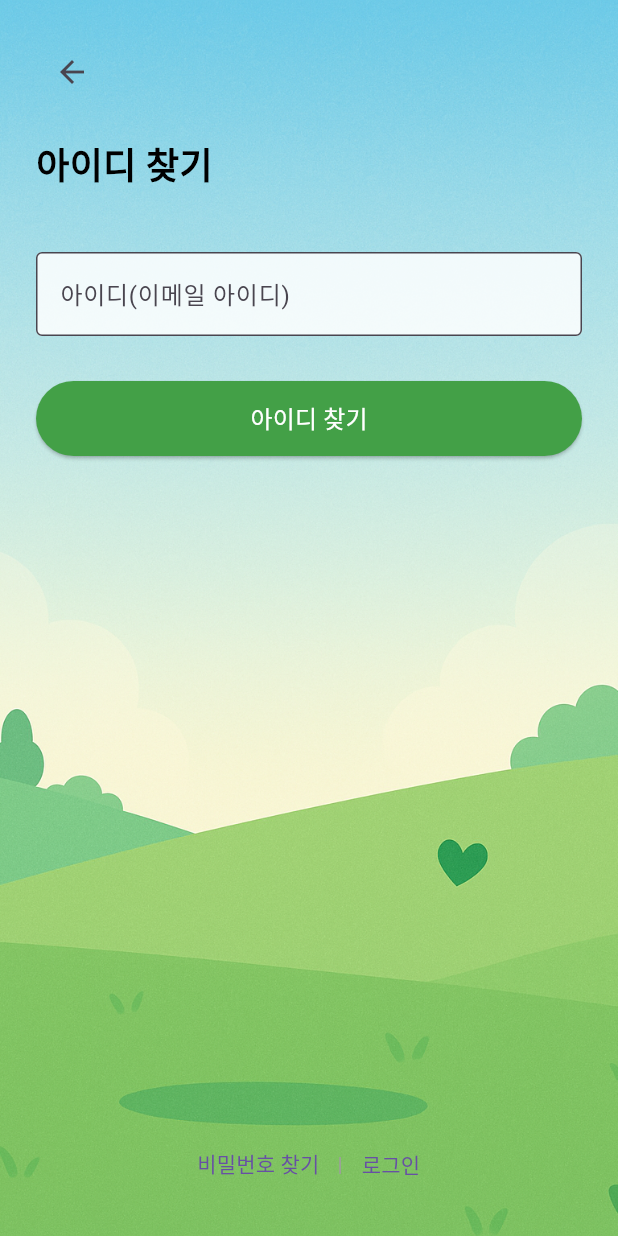
After one commit to MuHaRVEY/CBNU_Capstone_Design_2025_ReBoot, a Flutter app: the FindIdPage screen opened directly, on a phone screen of 412 x 824 dp. The commit adds this screen. Run offline on Flutter 3.47's test engine with Material 3 defaults, Android fonts, the light colour scheme and no system bars.

Commit message:
feat : 아이디 찾기 기능 구현

```diff
--- /dev/null
+++ b/capstonedesign/lib/find_Id.dart
@@ -0,0 +1,93 @@
+import 'package:flutter/material.dart';
+
+class FindIdPage extends StatelessWidget {
+  const FindIdPage({Key? key}) : super(key: key);
+
+  @override
+  Widget build(BuildContext context) {
+    final TextEditingController emailController = TextEditingController();
+
+    return Scaffold(
+      body: Stack(
+        children: [
+          // 배경 이미지
+          Positioned.fill(
+            child: Image.asset(
+              'assets/images/image_firstpage_login.png',
+              fit: BoxFit.cover,
+            ),
+          ),
+          // 콘텐츠
+          SafeArea(
+            child: Padding(
+              padding: const EdgeInsets.all(24.0),
+              child: Column(
+                crossAxisAlignment: CrossAxisAlignment.start,
+                children: [
+                  // 상단 뒤로가기
+                  IconButton(
+                    icon: const Icon(Icons.arrow_back),
+                    onPressed: () => Navigator.pop(context),
+                  ),
+                  const SizedBox(height: 20),
+                  const Text(
+                    '아이디 찾기',
+                    style: TextStyle(
+                      fontSize: 24,
+                      fontWeight: FontWeight.bold,
+                      color: Colors.black,
+                    ),
+                  ),
+                  const SizedBox(height: 40),
+                  TextField(
+                    controller: emailController,
+                    decoration: InputDecoration(
+                      labelText: '아이디(이메일 아이디)',
+                      border: const OutlineInputBorder(),
+                      filled: true,
+                      fillColor: Colors.white.withOpacity(0.85),
+                    ),
+                  ),
+                  const SizedBox(height: 30),
+                  SizedBox(
+                    width: double.infinity,
+                    height: 50,
+                    child: ElevatedButton(
+                      onPressed: () {
+                        // 아이디 찾기 로직
+                      },
+                      style: ElevatedButton.styleFrom(
+                        backgroundColor: Colors.green.shade600,
+                        foregroundColor: Colors.white,
+                      ),
+                      child: const Text('아이디 찾기', style: TextStyle(fontSize: 16)),
+                    ),
+                  ),
+                  const Spacer(),
+                  Row(
+                    mainAxisAlignment: MainAxisAlignment.center,
+                    children: [
+                      TextButton(
+                        onPressed: () {
+                          Navigator.pop(context); // 로그인으로
+                        },
+                        child: const Text('비밀번호 찾기'),
+                      ),
+                      const Text('|', style: TextStyle(color: Colors.grey)),
+                      TextButton(
+                        onPressed: () {
+                          Navigator.pop(context); // 로그인으로
+                        },
+                        child: const Text('로그인'),
+                      ),
+                    ],
+                  ),
+                ],
+              ),
+            ),
+          ),
+        ],
+      ),
+    );
+  }
+}
--- a/capstonedesign/lib/login_page.dart
+++ b/capstonedesign/lib/login_page.dart
@@ -1,4 +1,7 @@
 import 'package:flutter/material.dart';
+import 'find_password.dart';
+import 'find_id.dart';
+import 'homepage.dart'; // ✅ 추가
 
 class LoginPage extends StatefulWidget {
   @override
@@ -97,7 +100,12 @@ class _LoginPageState extends State<LoginPage> {
                     height: 50,
                     child: ElevatedButton(
                       onPressed: () {
-                        // 로그인 처리
+                        Navigator.pushReplacement(
+                          context,
+                          MaterialPageRoute(
+                            builder: (context) => const HomePage(),
+                          ),
+                        );
                       },
                       style: ElevatedButton.styleFrom(
                         backgroundColor: Colors.green.shade600,
@@ -111,9 +119,25 @@ class _LoginPageState extends State<LoginPage> {
                   Row(
                     mainAxisAlignment: MainAxisAlignment.spaceEvenly,
                     children: [
-                      TextButton(onPressed: () {}, child: Text('ID 찾기')),
+                      TextButton(
+                        onPressed: () {
+                          Navigator.push(
+                            context,
+                            MaterialPageRoute(builder: (context) => const FindIdPage()),
+                          );
+                        },
+                        child: Text('ID 찾기'),
+                      ),
                       Text('|', style: TextStyle(color: Colors.grey)),
-                      TextButton(onPressed: () {}, child: Text('PW 찾기')),
+                      TextButton(
+                        onPressed: () {
+                          Navigator.push(
+                            context,
+                            MaterialPageRoute(builder: (context) => const FindPasswordPage()),
+                          );
+                        },
+                        child: Text('PW 찾기'),
+                      ),
                       Text('|', style: TextStyle(color: Colors.grey)),
                       TextButton(onPressed: () {}, child: Text('회원가입')),
                     ],
```
